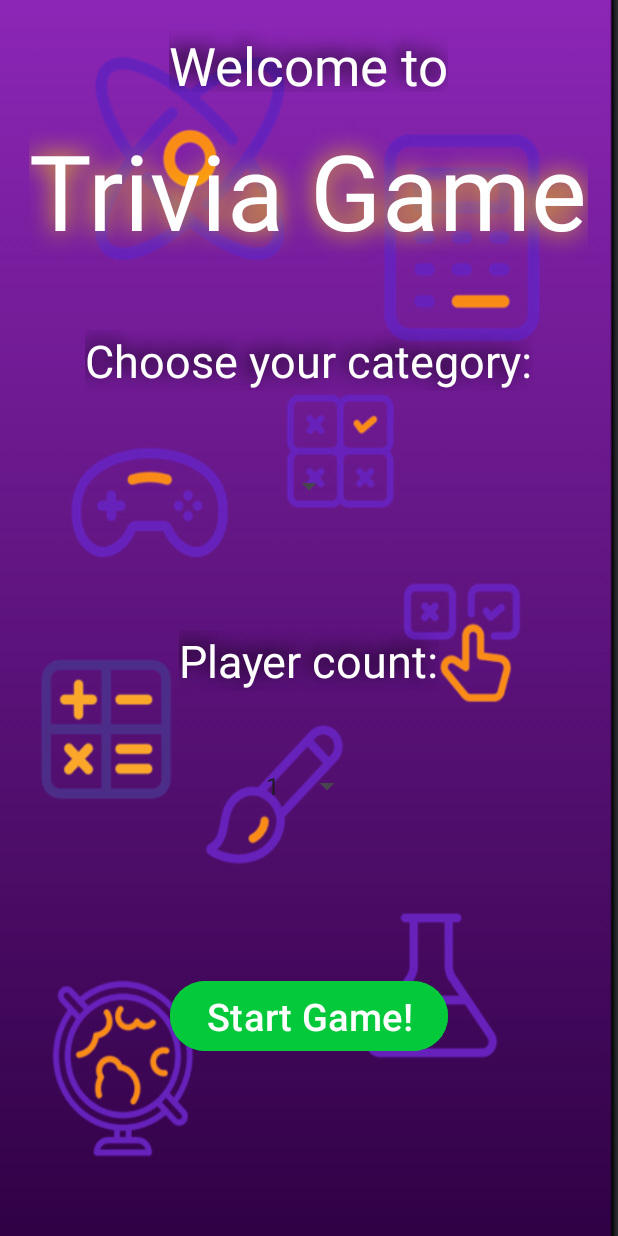
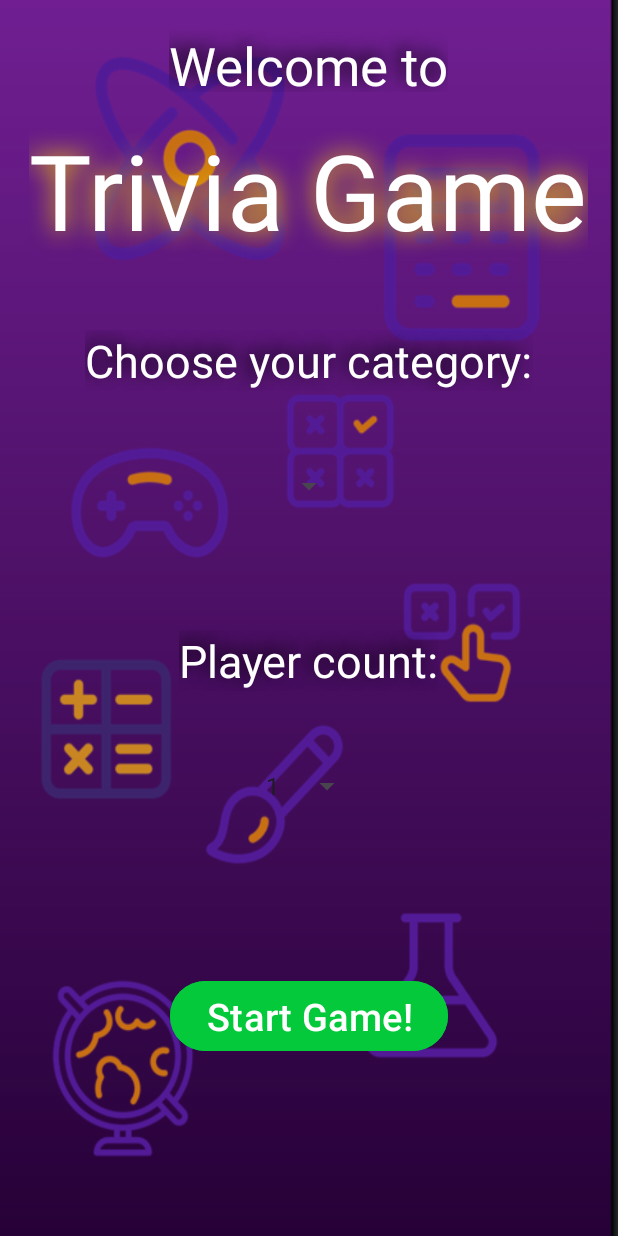
Before and after one commit to pjf-dev/TriviaGame, an Android app: the screen it shows after launch (MainActivity), on a phone screen of 412 x 824 dp. Run offline under Robolectric (Android 15) with nearby library versions, the phone set to English and light mode, and no system bars.

Commit message:
Darken background + Remove background in fragments - Darkened by creating drawable img_background.xml w/ black rectangle shape drawable with 20% opacity - Background in fragments removed to avoid displaying twice. Done programmatically to allow XML to display background in editor preview

```diff
--- a/app/src/main/java/ung/csci3660/fall2024/triviagame/LeaderboardScreen.java
+++ b/app/src/main/java/ung/csci3660/fall2024/triviagame/LeaderboardScreen.java
@@ -83,6 +83,8 @@ public class LeaderboardScreen extends Fragment {
     @Override
     public void onViewCreated(@NonNull @NotNull View view, @Nullable @org.jetbrains.annotations.Nullable Bundle savedInstanceState) {
         super.onViewCreated(view, savedInstanceState);
+        // Make background transparent
+        view.setBackgroundColor(ContextCompat.getColor(view.getContext(), android.R.color.transparent));
 
         // Find and set click listener for playAgainButton
         Button playAgainBtn = view.findViewById(R.id.playAgainButton);
--- a/app/src/main/java/ung/csci3660/fall2024/triviagame/PassPhoneScreen.java
+++ b/app/src/main/java/ung/csci3660/fall2024/triviagame/PassPhoneScreen.java
@@ -10,6 +10,7 @@ import android.widget.TextView;
 
 import androidx.annotation.NonNull;
 import androidx.annotation.Nullable;
+import androidx.core.content.ContextCompat;
 import androidx.fragment.app.Fragment;
 
 import org.jetbrains.annotations.NotNull;
@@ -86,6 +87,8 @@ public class PassPhoneScreen extends Fragment {
     @Override
     public void onViewCreated(@NonNull @NotNull View view, @Nullable @org.jetbrains.annotations.Nullable Bundle savedInstanceState) {
         super.onViewCreated(view, savedInstanceState);
+        // Make background transparent
+        view.setBackgroundColor(ContextCompat.getColor(view.getContext(), android.R.color.transparent));
 
         // Build score string based on player num, added score, and total score
         StringBuilder scoreStr = new StringBuilder();
--- a/app/src/main/java/ung/csci3660/fall2024/triviagame/PlayScreen.java
+++ b/app/src/main/java/ung/csci3660/fall2024/triviagame/PlayScreen.java
@@ -13,6 +13,7 @@ import android.widget.TextView;
 
 import androidx.annotation.NonNull;
 import androidx.annotation.Nullable;
+import androidx.core.content.ContextCompat;
 import androidx.fragment.app.Fragment;
 
 import org.jetbrains.annotations.NotNull;
@@ -92,6 +93,8 @@ public class PlayScreen extends Fragment {
     @Override
     public void onViewCreated(@NonNull @NotNull View view, @Nullable @org.jetbrains.annotations.Nullable Bundle savedInstanceState) {
         super.onViewCreated(view, savedInstanceState);
+        // Make background transparent
+        view.setBackgroundColor(ContextCompat.getColor(view.getContext(), android.R.color.transparent));
 
         // Replace player num text view's text with current player num
         TextView playerNumText = view.findViewById(R.id.playerNumText);
--- /dev/null
+++ b/app/src/main/res/drawable/img_background.xml
@@ -0,0 +1,16 @@
+<?xml version="1.0" encoding="utf-8"?>
+<layer-list xmlns:android="http://schemas.android.com/apk/res/android">
+    <item>
+        <bitmap
+            android:src="@drawable/icon_background_color"
+            android:gravity="fill" />
+    </item>
+
+    <item>
+        <shape
+            android:shape="rectangle">
+            <solid
+                android:color="#33000000" />
+        </shape>
+    </item>
+</layer-list>
--- a/app/src/main/res/layout/activity_game.xml
+++ b/app/src/main/res/layout/activity_game.xml
@@ -4,7 +4,7 @@
     android:layout_height="match_parent"
     xmlns:app="http://schemas.android.com/apk/res-auto"
     tools:context=".GameActivity"
-    android:background="@drawable/icon_background_color"
+    android:background="@drawable/img_background"
     >
 
     <TextView
--- a/app/src/main/res/layout/activity_main.xml
+++ b/app/src/main/res/layout/activity_main.xml
@@ -4,7 +4,7 @@
     android:layout_width="match_parent"
     android:layout_height="match_parent"
     tools:context=".MainActivity"
-    android:background="@drawable/icon_background_color"
+    android:background="@drawable/img_background"
     >
 
     <TextView
--- a/app/src/main/res/layout/fragment_leaderboard_screen.xml
+++ b/app/src/main/res/layout/fragment_leaderboard_screen.xml
@@ -5,7 +5,7 @@
     android:layout_width="match_parent"
     android:layout_height="match_parent"
     tools:context=".LeaderboardScreen"
-    android:background="@drawable/icon_background_color">
+    android:background="@drawable/img_background">
 
     <LinearLayout
         android:id="@+id/leaderboardLayout"
--- a/app/src/main/res/layout/fragment_pass_phone_screen.xml
+++ b/app/src/main/res/layout/fragment_pass_phone_screen.xml
@@ -5,7 +5,7 @@
     android:layout_width="match_parent"
     android:layout_height="match_parent"
     tools:context=".PassPhoneScreen"
-    android:background="@drawable/icon_background_color">
+    android:background="@drawable/img_background">
 
     <TextView
         android:id="@+id/qResultText"
--- a/app/src/main/res/layout/fragment_play_screen.xml
+++ b/app/src/main/res/layout/fragment_play_screen.xml
@@ -5,7 +5,7 @@
     android:layout_width="match_parent"
     android:layout_height="match_parent"
     tools:context=".PlayScreen"
-    android:background="@drawable/icon_background_color">
+    android:background="@drawable/img_background">
 
     <TextView
         android:id="@+id/playerNumText"
```
